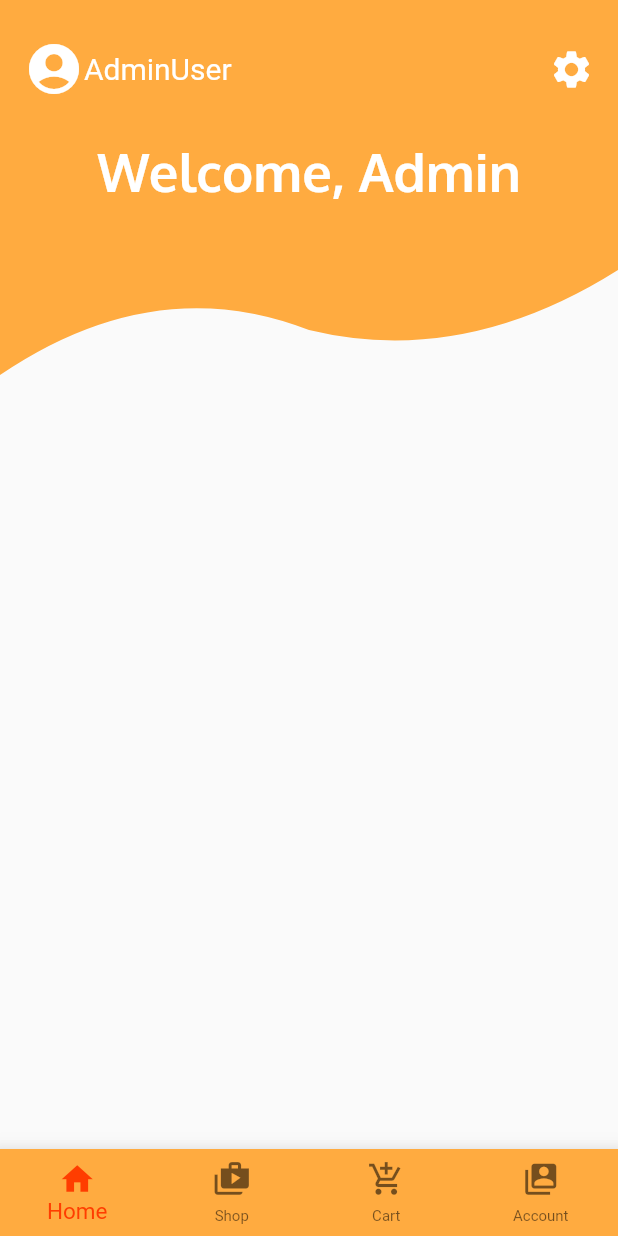
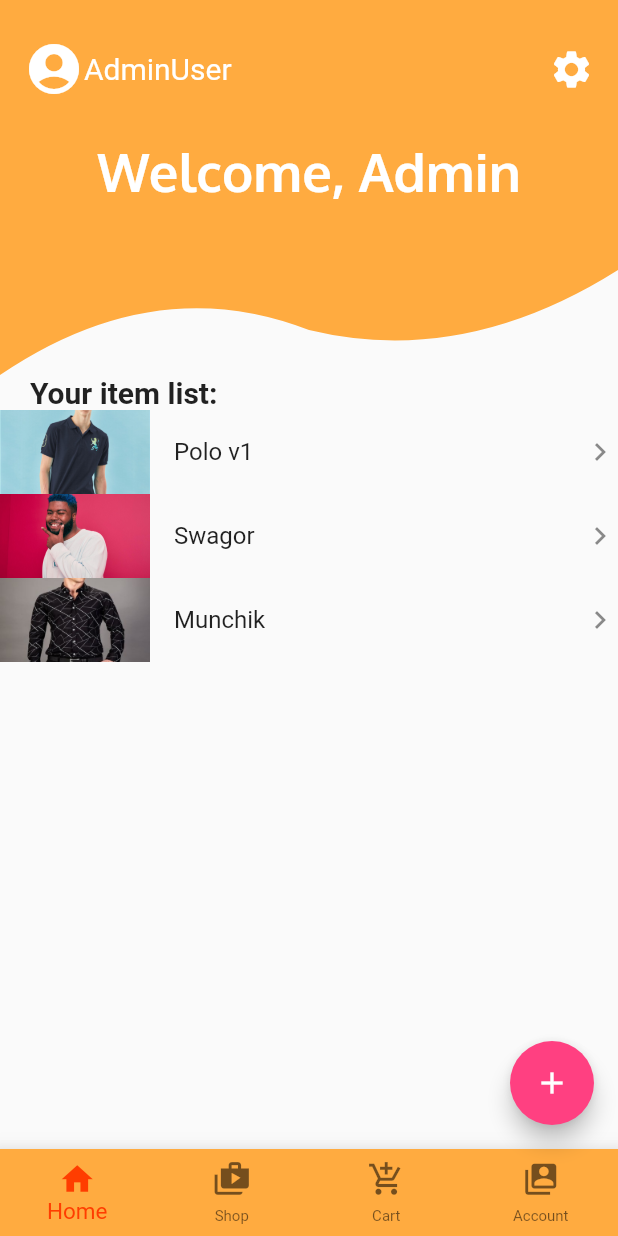
Before and after one commit to HabibHadmy99/closet-map-new, a Flutter app: the AdminHomeScreen screen opened directly, on a phone screen of 412 x 824 dp. Run offline on Flutter 3.47's test engine with Material 2 defaults, Android fonts, the light colour scheme and no system bars.

Commit message:
Added item list in admin homescreen

```diff
--- a/lib/screen/admin/admin_home.dart
+++ b/lib/screen/admin/admin_home.dart
@@ -16,10 +16,44 @@ class AdminHomeScreen extends StatelessWidget {
     return Scaffold(
       bottomNavigationBar: CustomAppBar(),
       body: Column(
-        children: <Widget>[HomeTopScreen(username: 'AdminUser',headerWords: 'Welcome, Admin',),
+        children: <Widget>[
+          HomeTopScreen(username: 'AdminUser',headerWords: 'Welcome, Admin',),
+          Container(
+            padding: EdgeInsets.only(left: 20),
+            alignment: Alignment.centerLeft,
+            child: Text('Your item list:',style: TextStyle(
+              fontSize: 20,
+              fontWeight: FontWeight.bold),
+              ),
+          ),
+          Expanded(
+            child: ListView.builder(
+              itemCount: shirts.length,
+              itemBuilder: (context, index){
+                return ListTile(
+                  contentPadding: EdgeInsets.only(left: 0),
+                  title: Text(shirts[index]['name']),
+                  leading: Container(
+                      width: 100,
+                      height:80,
+                      child: Image(
+                        image: AssetImage(shirts[index]['image'],),
+                        fit: BoxFit.cover),
+                      ),
 
+                  trailing: Icon(Icons.keyboard_arrow_right),
+                  onTap: (){},
+                  );
+              } ,
+              ),
+          )
           ],
         ),
+       floatingActionButton: FloatingActionButton(
+        child: Icon(Icons.add),
+        backgroundColor: Colors.pinkAccent,
+        onPressed: () {},
+      ),
     );
   }
 }
--- a/lib/screen/login.dart
+++ b/lib/screen/login.dart
@@ -1,7 +1,7 @@
 import 'package:flutter/material.dart';
 
 import 'home.dart';
-import 'signup.dart';
+//import 'signup.dart';
 
 class LoginScreen extends StatelessWidget {
   static Route<dynamic> route() =>
```
